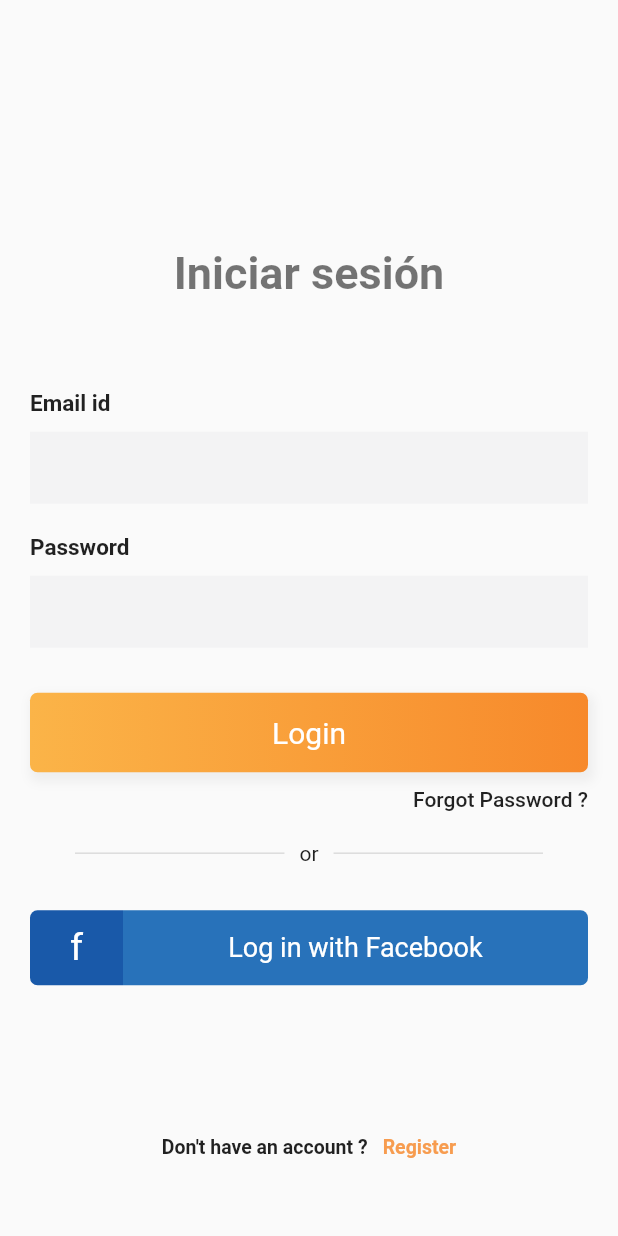
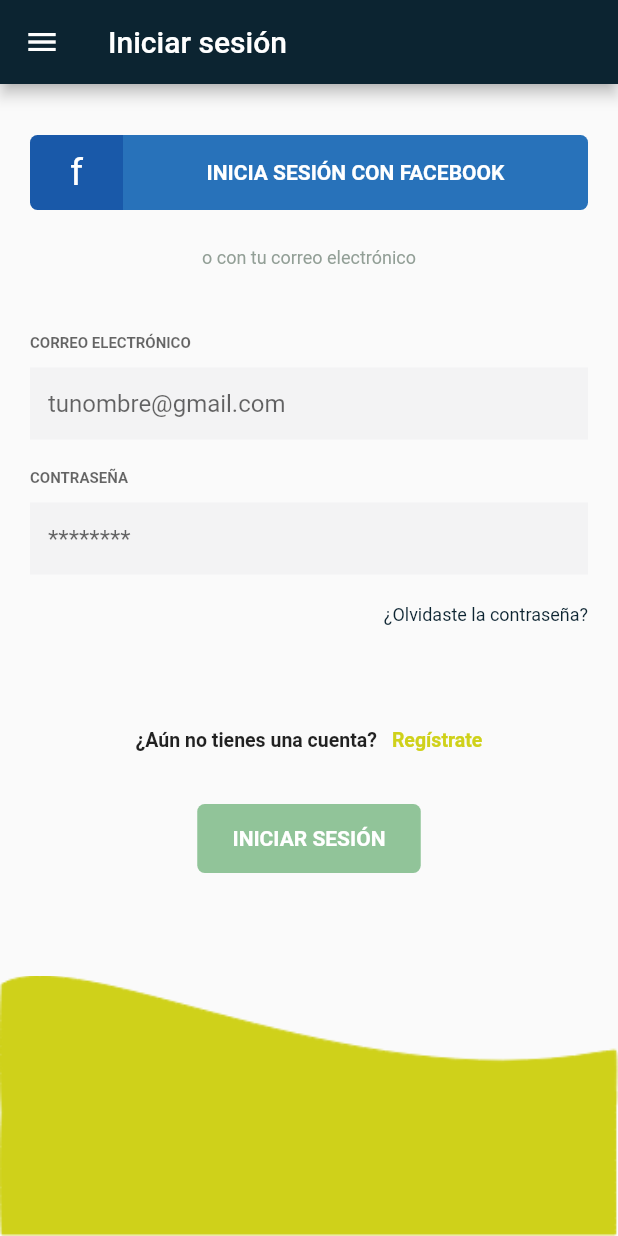
Before and after one commit to alondraSanchezM/PaDi-parking, a Flutter app: the screen it shows after launch, after a tap on "INICIAR SESIÓN", on a phone screen of 412 x 824 dp. Run offline on Flutter 3.47's test engine with Material 2 defaults, Android fonts, the phone set to English and light mode, and no system bars; our stand-ins replace google_fonts.

Commit message:
UI - login n fix bugs in firsTime

```diff
--- a/lib/src/firstTime.dart
+++ b/lib/src/firstTime.dart
@@ -17,7 +17,7 @@ class _FirstTimeState extends State<FirstTime> {
     return InkWell(
       onTap: () {
         Navigator.push(
-            context, MaterialPageRoute(builder: (context) => LoginPage()));
+            context, MaterialPageRoute(builder: (context) => SignUpPage()));
       },
       child: Container(
         width: MediaQuery.of(context).size.width,
@@ -27,7 +27,7 @@ class _FirstTimeState extends State<FirstTime> {
             borderRadius: BorderRadius.all(Radius.circular(5)),
             color: Color(0xffCFD11A)),
         child: Text(
-          'INICIAR SESIÓN',
+          'REGÍSTRATE GRATIS',
           style: TextStyle(fontWeight: FontWeight.w700, fontSize: 14, color: Colors.white),
         ),
       ),
@@ -38,7 +38,7 @@ class _FirstTimeState extends State<FirstTime> {
     return InkWell(
       onTap: () {
         Navigator.push(
-            context, MaterialPageRoute(builder: (context) => SignUpPage()));
+            context, MaterialPageRoute(builder: (context) => LoginPage()));
       },
       child: Container(
         width: MediaQuery.of(context).size.width,
@@ -48,11 +48,12 @@ class _FirstTimeState extends State<FirstTime> {
             borderRadius: BorderRadius.all(Radius.circular(5)),
             color: Colors.white),
         child: Text(
-          'REGÍSTRATE GRATIS',
+          'INICIAR SESIÓN',
           style: TextStyle(fontWeight: FontWeight.w700, fontSize: 14, color: Color(0xffCFD11A)),
         ),
       ),
     );
+
   }
 
   Widget _label() {
--- a/lib/src/login.dart
+++ b/lib/src/login.dart
@@ -1,5 +1,4 @@
 import 'package:flutter/material.dart';
-import 'package:google_fonts/google_fonts.dart';
 import 'singup.dart';
 
 class LoginPage extends StatefulWidget {
@@ -12,22 +11,55 @@ class LoginPage extends StatefulWidget {
 }
 
 class _LoginPageState extends State<LoginPage> {
-  Widget _entryField(String title, {bool isPassword = false}) {
+
+  Widget _emailField() {
     return Container(
       margin: EdgeInsets.symmetric(vertical: 10),
       child: Column(
         crossAxisAlignment: CrossAxisAlignment.start,
         children: <Widget>[
           Text(
-            title,
-            style: TextStyle(fontWeight: FontWeight.bold, fontSize: 15),
+            'CORREO ELECTRÓNICO',
+            style: TextStyle(
+                fontWeight: FontWeight.w700,
+                fontSize: 10,
+                color: Color(0x99000000)),
           ),
           SizedBox(
             height: 10,
           ),
           TextField(
-              obscureText: isPassword,
+              obscureText: false,
               decoration: InputDecoration(
+                  hintText: 'tunombre@gmail.com',
+                  border: InputBorder.none,
+                  fillColor: Color(0xfff3f3f4),
+                  filled: true))
+        ],
+      ),
+    );
+  }
+
+  Widget _passwordField() {
+    return Container(
+      margin: EdgeInsets.symmetric(vertical: 10),
+      child: Column(
+        crossAxisAlignment: CrossAxisAlignment.start,
+        children: <Widget>[
+          Text(
+            'CONTRASEÑA',
+            style: TextStyle(
+                fontWeight: FontWeight.w700,
+                fontSize: 10,
+                color: Color(0x99000000)),
+          ),
+          SizedBox(
+            height: 10,
+          ),
+          TextField(
+              obscureText: true,
+              decoration: InputDecoration(
+                  hintText: '********',
                   border: InputBorder.none,
                   fillColor: Color(0xfff3f3f4),
                   filled: true))
@@ -38,66 +70,41 @@ class _LoginPageState extends State<LoginPage> {
 
   Widget _submitButton() {
     return Container(
-      width: MediaQuery.of(context).size.width,
+      width: 149,
       padding: EdgeInsets.symmetric(vertical: 15),
       alignment: Alignment.center,
       decoration: BoxDecoration(
         borderRadius: BorderRadius.all(Radius.circular(5)),
-          boxShadow: <BoxShadow>[
-            BoxShadow(
-                color: Colors.grey.shade200,
-                offset: Offset(2, 4),
-                blurRadius: 5,
-                spreadRadius: 2)
-          ],
-          gradient: LinearGradient(
-              begin: Alignment.centerLeft,
-              end: Alignment.centerRight,
-              colors: [Color(0xfffbb448), Color(0xfff7892b)])),
+        color: Color(0xff91C499),
+      ),
       child: Text(
-        'Login',
-        style: TextStyle(fontSize: 20, color: Colors.white),
+        'INICIAR SESIÓN',
+        style: TextStyle(
+          fontSize: 14,
+          color: Colors.white,
+          fontWeight: FontWeight.w700,
+        ),
       ),
     );
   }
 
-  Widget _divider() {
+  Widget _labelOr() {
     return Container(
-      margin: EdgeInsets.symmetric(vertical: 10),
-      child: Row(
+        margin: EdgeInsets.only(top: 15, bottom: 10),
+        child: Column(
           children: <Widget>[
-          SizedBox(
-            width: 20,
-          ),
-          Expanded(
-            child: Padding(
-              padding: EdgeInsets.symmetric(horizontal: 10),
-              child: Divider(
-                thickness: 1,
-              ),
-            ),
-          ),
-          Text('or'),
-          Expanded(
-            child: Padding(
-              padding: EdgeInsets.symmetric(horizontal: 10),
-              child: Divider(
-                thickness: 1,
-              ),
-            ),
-          ),
-          SizedBox(
-            width: 20,
+            Text(
+              'o con tu correo electrónico',
+              style: TextStyle(color: Color(0xd9808F85), fontSize: 12),
             ),
           ],
-      ),
-    );
+        ));
   }
 
   Widget _facebookButton() {
     return Container(
       height: 50,
-      margin: EdgeInsets.symmetric(vertical: 20),
+      margin: EdgeInsets.symmetric(vertical: 10),
       decoration: BoxDecoration(
         borderRadius: BorderRadius.all(Radius.circular(10)),
       ),
@@ -130,11 +137,11 @@ class _LoginPageState extends State<LoginPage> {
                     topRight: Radius.circular(5)),
               ),
               alignment: Alignment.center,
-              child: Text('Log in with Facebook',
+              child: Text('INICIA SESIÓN CON FACEBOOK',
                   style: TextStyle(
                       color: Colors.white,
-                      fontSize: 18,
-                      fontWeight: FontWeight.w400)),
+                      fontSize: 14,
+                      fontWeight: FontWeight.w700)),
             ),
           ),
         ],
@@ -156,16 +163,16 @@ class _LoginPageState extends State<LoginPage> {
           mainAxisAlignment: MainAxisAlignment.center,
           children: <Widget>[
             Text(
-              'Don\'t have an account ?',
+              '¿Aún no tienes una cuenta?',
               style: TextStyle(fontSize: 13, fontWeight: FontWeight.w600),
             ),
             SizedBox(
               width: 10,
             ),
             Text(
-              'Register',
+              'Regístrate',
               style: TextStyle(
-                  color: Color(0xfff79c4f),
+                  color: Color(0xffCFD11A),
                   fontSize: 13,
                   fontWeight: FontWeight.w600),
             ),
@@ -175,42 +182,32 @@ class _LoginPageState extends State<LoginPage> {
     );
   }
 
-  Widget _title() {
-    return RichText(
-      textAlign: TextAlign.center,
-      text: TextSpan(
-          text: 'Iniciar sesión',
-          style: GoogleFonts.portLligatSans(
-            textStyle: Theme.of(context).textTheme.headline4,
-            fontSize: 30,
-            fontWeight: FontWeight.w700,
-            //color: Color(0xffe46b10),
-          )),
-    );
-  }
-
-  Widget _emailPasswordWidget() {
-    return Column(
-      children: <Widget>[
-        _entryField("Email id"),
-        _entryField("Password", isPassword: true),
-      ],
-    );
-  }
-
   @override
   Widget build(BuildContext context) {
     final height = MediaQuery.of(context).size.height;
     return Scaffold(
+        appBar: AppBar(
+          title: Text('Iniciar sesión'),
+          backgroundColor: Color(0xff0C2431),
+        ),
+        drawer: Drawer(
+            child: new ListView(
+          children: <Widget>[
+            Text('Primero elemento!'),
+            //Menu deisy
+          ],
+        )),
         body: Container(
           height: height,
           child: Stack(
             children: <Widget>[
-         // Positioned(
-             // top: -height * .15,
-             // right: -MediaQuery.of(context).size.width * .4,
-              //child: BezierContainer()   --- imagen posicionada fija
-            //  ),
+              Positioned.fill(
+                child: Image.asset(
+                  "assets/low-shape.png",
+                  fit: BoxFit.fitWidth,
+                  alignment: Alignment.bottomLeft,
+                ),
+              ),
               Container(
                 padding: EdgeInsets.symmetric(horizontal: 20),
                 child: SingleChildScrollView(
@@ -218,23 +215,25 @@ class _LoginPageState extends State<LoginPage> {
                     crossAxisAlignment: CrossAxisAlignment.center,
                     mainAxisAlignment: MainAxisAlignment.center,
                     children: <Widget>[
-                  SizedBox(height: height * .2),
-                  _title(),
-                  SizedBox(height: 50),
-                  _emailPasswordWidget(),
-                  SizedBox(height: 20),
-                  _submitButton(),
+                      SizedBox(height: 24),
+                      _facebookButton(),
+                      _labelOr(),
+                      SizedBox(height: 24),
+                      _emailField(),
+                      _passwordField(),
                       Container(
                         padding: EdgeInsets.symmetric(vertical: 10),
                         alignment: Alignment.centerRight,
-                    child: Text('Forgot Password ?',
+                        child: Text('¿Olvidaste la contraseña?',
                             style: TextStyle(
-                            fontSize: 14, fontWeight: FontWeight.w500)),
+                              fontSize: 12,
+                              color: Color(0xff0C2431),
+                            )),
                       ),
-                  _divider(),
-                  _facebookButton(),
-                  SizedBox(height: height * .055),
+                      SizedBox(height: 24),
                       _createAccountLabel(),
+                      _submitButton(),
+                      SizedBox(height: 24),
                     ],
                   ),
                 ),
--- a/pubspec.yaml
+++ b/pubspec.yaml
@@ -24,3 +24,4 @@ flutter:
   uses-material-design: true
   assets:
     - assets/parking.png
+    - assets/low-shape.png
```
Also changed, not shown: assets/low-shape.png (added). Lines whose indentation alone changed are shown as unchanged.
